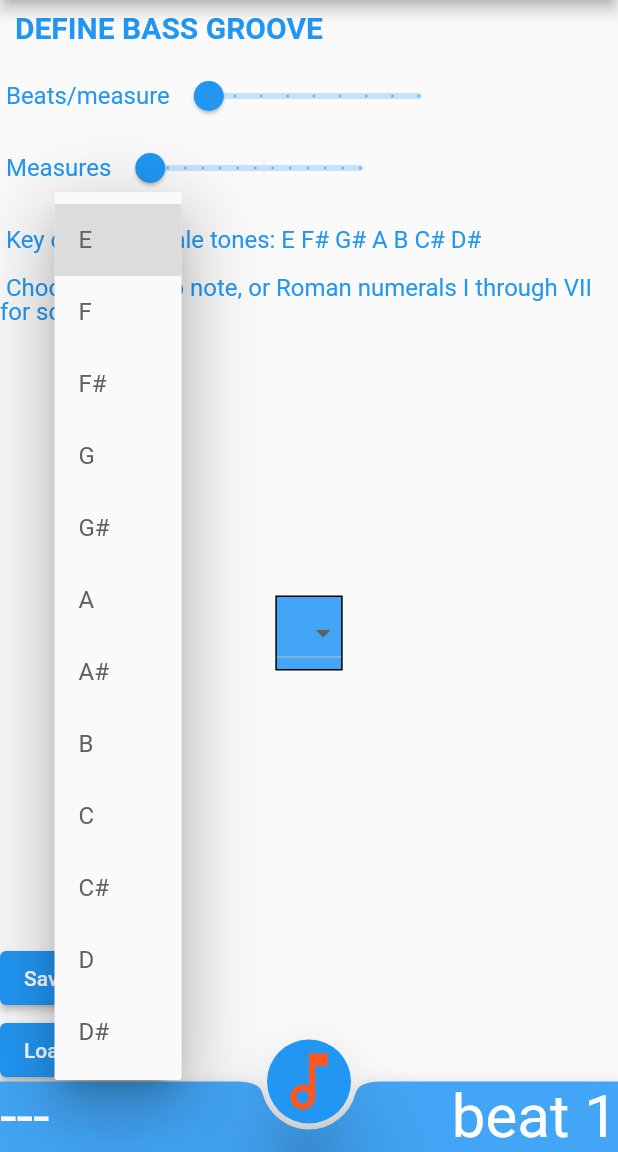
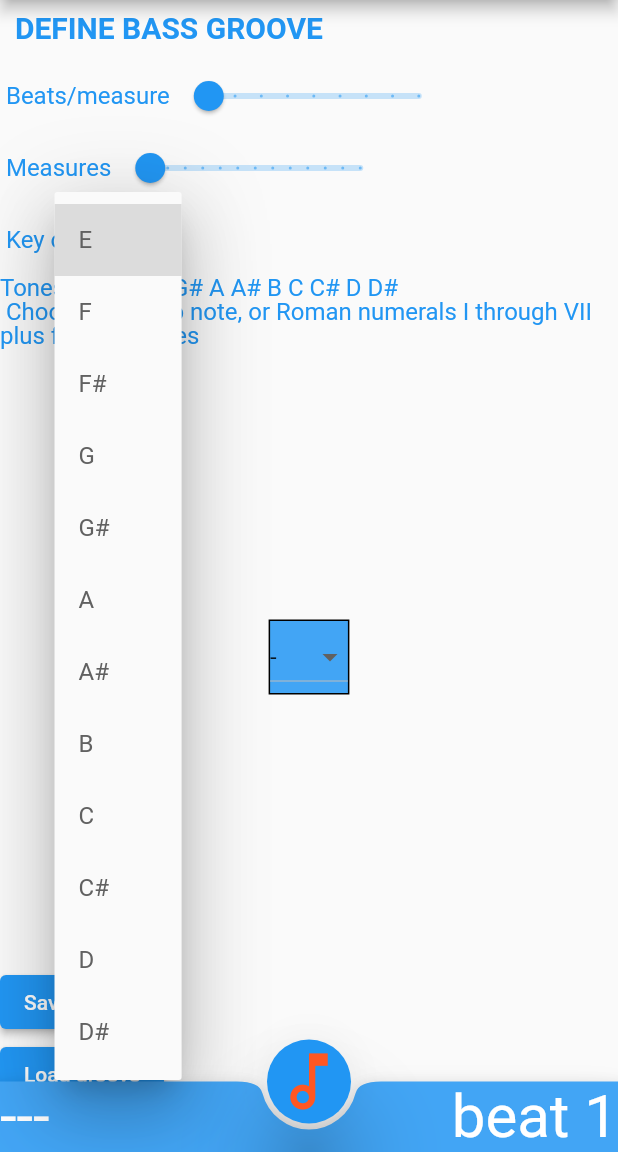
Before and after one commit to JimTompkins/happy_feet_app, a Flutter app: the BassPage screen opened directly, after a tap on an icon or button, on a phone screen of 412 x 824 dp, the part 84-1236 px from its top. Run offline on Flutter 3.47's test engine with Material 2 defaults, Android fonts, the light colour scheme and no system bars; our stand-ins replace get, package_info_plus, permission_handler; missing offline and left inert: circular_buffer, flutter_ogg_piano, flutter_reactive_ble; statements that could not run were skipped.

Commit message:
Fixed bass bug.  Changed bass mode from major scale to chromatic scale.

```diff
--- a/lib/bass.dart
+++ b/lib/bass.dart
@@ -2,9 +2,13 @@
 // note on an electric bass.
 List keys = <String>['E', 'F', 'F#', 'G', 'G#', 'A', 'A#', 'B', 'C', 'C#', 'D', 'D#', ];
 
-List scaleTonesIndex = <int>[0, 0,	2,	4,	5,	7,	9,	11];
+// Original version: only major scale tones in these lists
+//List scaleTonesIndex = <int>[0, 0,	2,	4,	5,	7,	9,	11];
+//List scaleTonesRoman = <String>['-', 'I', 'II', 'III', 'IV', 'V', 'VI', 'VII'];
 
-List scaleTonesRoman = <String>['-', 'I', 'II', 'III', 'IV', 'V', 'VI', 'VII'];
+// Revised version: all tones in these lists
+List scaleTonesIndex = <int>[   0,    0,	 1,     2,	  3,      4,	   5,	   6,   7,	 8,     9,    10,	    11];
+List scaleTonesRoman = <String>['-', 'I', 'bII', 'II', 'bIII', 'III', 'IV', 'bV','V', 'bVI', 'VI', 'bVII', 'VII'];
 
 List chordsInKey = <String>['M', 'm', 'm', 'M', 'M', 'm', 'dim'];
 
@@ -34,7 +38,7 @@ String scaleTones(String? key) {
 //  print('HF: scaleTones $key, $keyIndex');
 
   String result = '';
-  for(int i=1; i<=7; i++) {
+  for(int i=1; i<=12; i++) {  // start at 1 to ignore the '-'
     index = keyIndex;
     offset = scaleTonesIndex[i];
     finalIndex = (index + offset) % 12;
--- a/lib/groove.dart
+++ b/lib/groove.dart
@@ -154,12 +154,12 @@ class Groove {
   // used when changing between groove and bass mode
   void clearNotes() {
      for(int i = 0; i<this.bpm*this.numMeasures; i++) {
-       this.notes[i].name = 'none';
+       this.notes[i].name = '-';
        this.notes[i].oggIndex = -1;
        this.notes[i].oggNote = 0;
        this.notes[i].initial = '-';
 
-       this.notes2[i].name = 'none';
+       this.notes2[i].name = '-';
        this.notes2[i].oggIndex = -1;
        this.notes2[i].oggNote = 0;
        this.notes2[i].initial = '-';
@@ -464,14 +464,20 @@ class Groove {
       this.notes2.removeRange(beat, this.notes2.length - 1);
     } else if (this.notes.length < beats) { // if the list is too short
       var numToAdd = beats - this.notes.length;
-      print("HF: resize groove adding $numToAdd notes");
+      var notesLength = this.notes.length;
+      var notes2Length = this.notes2.length;
+      print("HF: resize groove adding $numToAdd notes, beat = $beat, measure = $measure, notes length = $notesLength, notes2 length = $notes2Length");
       for (var i = 0; i < numToAdd; i++) {
         // add items to the list
+        print('    i = $i');
         this.notes.add(Note(-1, "-"));
+        print('    ... added to Note');
         this.notes2.add(Note(-1, "-"));
+        print('    ... added to Note2');
       }
       // if adding measures...
       if (measure > origMeasures) {
+        print('HF:  resize: adding measures');
         var measuresToAdd = measure - origMeasures;
         var copyFromStart = (origMeasures - 1) * origBpm;
         for(int i=0; i<measuresToAdd; i++) {
@@ -486,6 +492,8 @@ class Groove {
         }
       }
     }
+    // print out the resized grooveq
+    this.printGroove();
   }
 
   // play the next note in the groove
--- a/lib/main.dart
+++ b/lib/main.dart
@@ -94,7 +94,6 @@ class _MyHomePageState extends State<MyHomePage> {
   int sequenceCount = 0;
   Mode playMode = Mode.singleNote;
   String? playModeString = 'Single Note';
-//  bool _playState = false;
   MyBool _playState = Get.put(MyBool(false));
   static BluetoothBLEService _bluetoothBLEService = Get.put(BluetoothBLEService());
 
@@ -819,7 +818,6 @@ class _GroovePageState extends State<GroovePage> {
    String _key = groove.key;
    List<String> dropdownValue = groove.getInitials();
    static BluetoothBLEService _bluetoothBLEService = Get.find();
-//   static bool _playState = Get.find();
    MyBool _playState = Get.find();
 
    @override
@@ -860,7 +858,6 @@ class _GroovePageState extends State<GroovePage> {
                // enable beats
                groove.reset();
                _bluetoothBLEService.enableBeat();
-//                       _bluetoothBLEService.enableTestMode();
                Get.snackbar('Status', 'beats enabled', snackPosition: SnackPosition.BOTTOM);
              } else {
                Get.snackbar('Error', 'connect to Bluetooth first', snackPosition: SnackPosition.BOTTOM);
@@ -905,6 +902,7 @@ class _GroovePageState extends State<GroovePage> {
                        setState(() {
                          _beatsPerMeasure = value.toInt();
                          groove.resize(_beatsPerMeasure, _numberOfMeasures, 1);
+                         dropdownValue = groove.getInitials();
                          _totalBeats = _beatsPerMeasure * _numberOfMeasures;
                        });
                      }, // setState, onChanged
@@ -923,6 +921,7 @@ class _GroovePageState extends State<GroovePage> {
                        setState(() {
                          _numberOfMeasures = value.toInt();
                          groove.resize(_beatsPerMeasure, _numberOfMeasures, 1);
+                         dropdownValue = groove.getInitials();
                          _totalBeats = _beatsPerMeasure * _numberOfMeasures;
                        });
                      }, // setState, onChanged
@@ -952,14 +951,15 @@ class _GroovePageState extends State<GroovePage> {
                      );
                    }).toList(),
                  ),
-                 // print a list of tones in the selected scale
-                 Text('Scale tones: ' + scaleTones(_key),
-                   style: Theme.of(context).textTheme.caption,), // Text
                ]),
                ]), // Column
 
+               // print a list of tones in the selected scale
+               Text('Tones: ' + scaleTones(_key),
+                 style: Theme.of(context).textTheme.caption,), // Text
+
                // beat grid
-               Text(' Choose "-" for no note, or Roman numerals I through VII for scale tones ',
+               Text(' Choose "-" for no note, or Roman numerals I through VII plus flats for tones ',
                  style: Theme.of(context).textTheme.caption,), // Text
 
                GridView.count(
@@ -986,7 +986,8 @@ class _GroovePageState extends State<GroovePage> {
                                dropdownValue[index] = newValue;
                              });
                            },
-                           items: <String>['-', 'I', 'II', 'III', 'IV', 'V', 'VI', 'VII'].map<DropdownMenuItem<String>>((String value) {
+//                           items: <String>['-', 'I', 'II', 'III', 'IV', 'V', 'VI', 'VII'].map<DropdownMenuItem<String>>((String value) {
+                             items: <String>['-', 'I', 'bII', 'II', 'bIII', 'III', 'IV', 'bV','V', 'bVI', 'VI', 'bVII', 'VII'].map<DropdownMenuItem<String>>((String value) {
                              return DropdownMenuItem<String>(
                                value: value,
                                child: Text(value)
```
